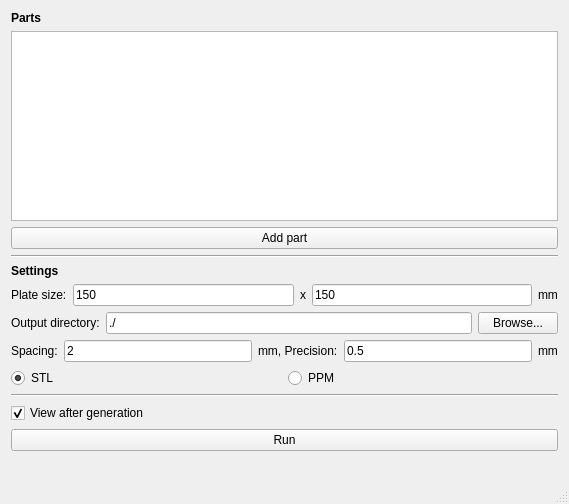
This is gui/mainwindow.ui in RobotsWar/Plater as Qt 5 draws it before an edit. The edited form follows.
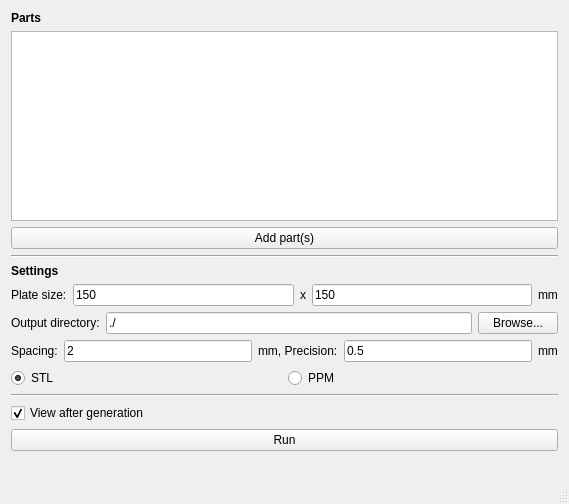
This is the edited form.

Patch:
```diff
--- a/gui/mainwindow.ui
+++ b/gui/mainwindow.ui
@@ -30,7 +30,7 @@
       <item>
        <widget class="QPushButton" name="partBrowse">
         <property name="text">
-         <string>Add part</string>
+         <string>Add part(s)</string>
         </property>
        </widget>
       </item>
```
